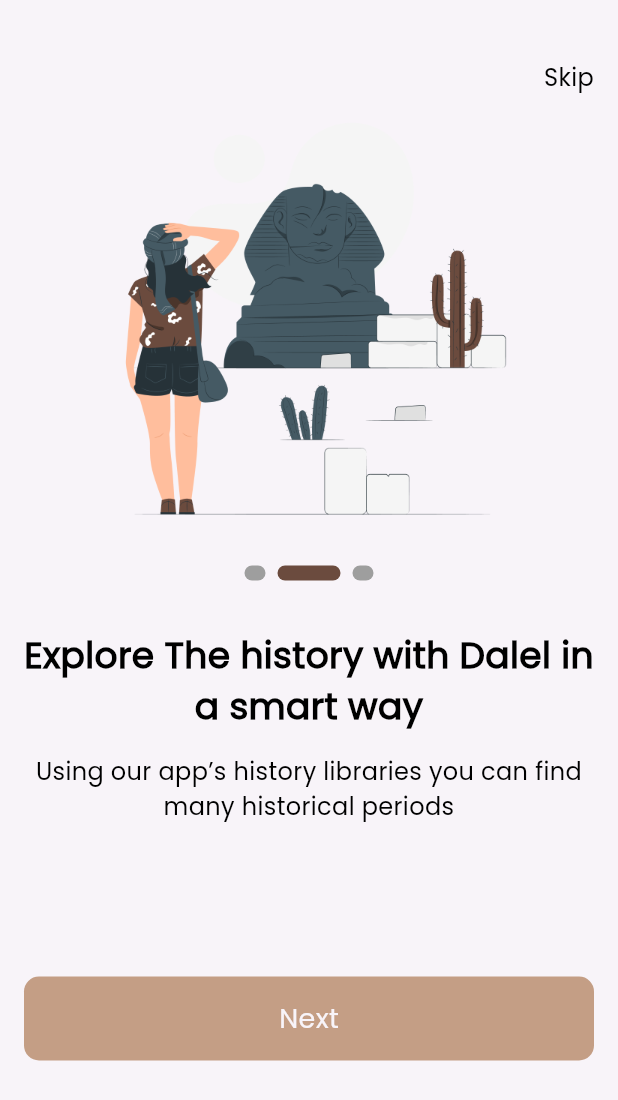
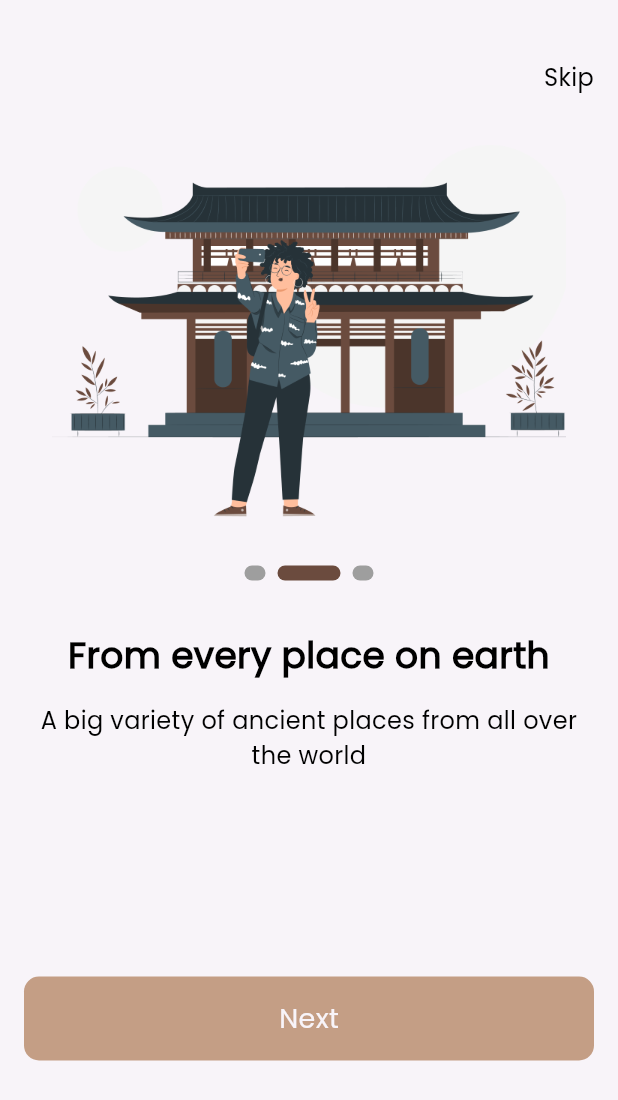
Before and after one commit to mozidan27/dalel, a Flutter app: the screen it shows after launch, swiped to page 2, on a phone screen of 412 x 824 dp. Shown: the top 1100 px of the screen. Run offline on Flutter 3.47's test engine with Material 3 defaults, Android fonts, the phone set to English and light mode, and no system bars; drawn by our look-alikes of smooth_page_indicator.

Commit message:
finish onboarding page

```diff
--- a/lib/core/routes/app_router.dart
+++ b/lib/core/routes/app_router.dart
@@ -1,3 +1,5 @@
+import 'package:dalel/features/auth/presentation/views/sign_in.dart';
+import 'package:dalel/features/auth/presentation/views/sign_up.dart';
 import 'package:dalel/features/home/presentation/views/onboarding_view.dart';
 import 'package:dalel/features/splash/presentation/views/splash_view.dart';
 import 'package:flutter/material.dart';
@@ -6,5 +8,7 @@ Map<String, WidgetBuilder> buildAppRoutes() {
   return {
     '/onboardingview': (context) => const OnboardingView(),
     '/splashview': (context) => const SplashView(),
+    '/signup': (context) => const SignUpView(),
+    '/signin': (context) => const SignInView(),
   };
 }
--- a/lib/core/widgets/custom_button.dart
+++ b/lib/core/widgets/custom_button.dart
@@ -4,8 +4,7 @@ import 'package:flutter/material.dart';
 
 // ignore: must_be_immutable
 class CustomButton extends StatelessWidget {
-  CustomButton(
-      {super.key, required this.text, this.color, required this.onTap});
+  CustomButton({super.key, required this.text, this.color, this.onTap});
   final String text;
   final Color? color;
   void Function()? onTap;
--- /dev/null
+++ b/lib/features/home/data/models/on_boarding_model.dart
@@ -0,0 +1,27 @@
+import 'package:dalel/core/utils/app_assets.dart';
+
+class OnBoardingModel {
+  final String imagePath;
+  final String title;
+  final String subtitle;
+
+  OnBoardingModel(
+      {required this.imagePath, required this.title, required this.subtitle});
+}
+
+List<OnBoardingModel> onBoardingData = [
+  OnBoardingModel(
+      imagePath: Assets.imagesOnboarding1,
+      title: 'Explore The history with Dalel in a smart way',
+      subtitle:
+          'Using our app’s history libraries you can find many historical periods'),
+  OnBoardingModel(
+      imagePath: Assets.imagesOnboarding2,
+      title: 'From every place on earth',
+      subtitle: 'A big variety of ancient places from all over the world'),
+  OnBoardingModel(
+      imagePath: Assets.imagesOnboarding3,
+      title: 'Using modern AI technology for better user experience',
+      subtitle:
+          'AI provide recommendations and helps you to continue the search journey'),
+];
--- a/lib/features/home/presentation/views/onboarding_view.dart
+++ b/lib/features/home/presentation/views/onboarding_view.dart
@@ -1,13 +1,18 @@
-import 'package:dalel/core/utils/app_colors.dart';
-import 'package:dalel/core/utils/app_strings.dart';
-import 'package:dalel/core/widgets/custom_button.dart';
 import 'package:dalel/features/home/presentation/widgets/custom_nav_bar.dart';
+import 'package:dalel/features/home/presentation/widgets/get_buttons.dart';
 import 'package:dalel/features/home/presentation/widgets/on_boarding_view_widget.dart';
 import 'package:flutter/material.dart';
 
-class OnboardingView extends StatelessWidget {
+class OnboardingView extends StatefulWidget {
   const OnboardingView({super.key});
 
+  @override
+  State<OnboardingView> createState() => _OnboardingViewState();
+}
+
+class _OnboardingViewState extends State<OnboardingView> {
+  final PageController _controller = PageController(initialPage: 0);
+  int currentIndex = 0;
   @override
   Widget build(BuildContext context) {
     return SafeArea(
@@ -23,16 +28,21 @@ class OnboardingView extends StatelessWidget {
               // skip text
               const CustomNavBar(),
               // pic
-              OnBoardingWidgetBody(),
+              OnBoardingWidgetBody(
+                controller: _controller,
+                onPageChanged: (index) {
+                  setState(
+                    () {
+                      currentIndex = index;
+                    },
+                  );
+                },
+              ),
               const SizedBox(
                 height: 88,
               ),
               //custombutton
-              CustomButton(
-                text: AppStrings.next,
-                color: AppColors.primaryColor,
-                onTap: () {},
-              ),
+              GetButtons(currentIndex: currentIndex, controller: _controller),
               const SizedBox(
                 height: 36,
               )
--- a/lib/features/home/presentation/widgets/custom_nav_bar.dart
+++ b/lib/features/home/presentation/widgets/custom_nav_bar.dart
@@ -1,3 +1,4 @@
+import 'package:dalel/core/funcations/navigation.dart';
 import 'package:dalel/core/utils/app_strings.dart';
 import 'package:dalel/core/utils/app_text_styles.dart';
 import 'package:flutter/material.dart';
@@ -11,10 +12,15 @@ class CustomNavBar extends StatelessWidget {
   Widget build(BuildContext context) {
     return Align(
       alignment: Alignment.centerRight,
-      child: Text(
-        AppStrings.skip,
-        style: CustomTextStyles.poppins300style16
-            .copyWith(fontWeight: FontWeight.w400),
+      child: GestureDetector(
+        onTap: () {
+          customReplacementNavigate(context, '/signup');
+        },
+        child: Text(
+          AppStrings.skip,
+          style: CustomTextStyles.poppins300style16
+              .copyWith(fontWeight: FontWeight.w400),
+        ),
       ),
     );
   }
--- /dev/null
+++ b/lib/features/home/presentation/widgets/get_buttons.dart
@@ -0,0 +1,47 @@
+import 'package:dalel/core/funcations/navigation.dart';
+import 'package:dalel/core/utils/app_colors.dart';
+import 'package:dalel/core/utils/app_strings.dart';
+import 'package:dalel/core/utils/app_text_styles.dart';
+import 'package:dalel/core/widgets/custom_button.dart';
+import 'package:dalel/features/home/data/models/on_boarding_model.dart';
+import 'package:flutter/material.dart';
+
+class GetButtons extends StatelessWidget {
+  const GetButtons(
+      {super.key, required this.currentIndex, required this.controller});
+  final int currentIndex;
+  final PageController controller;
+
+  @override
+  Widget build(BuildContext context) {
+    return currentIndex == onBoardingData.length - 1
+        ? Column(
+            children: [
+              CustomButton(
+                text: AppStrings.createAccount,
+                onTap: () {
+                  customReplacementNavigate(context, '/signup');
+                },
+              ),
+              const SizedBox(height: 35),
+              GestureDetector(
+                onTap: () {
+                  customReplacementNavigate(context, '/signin');
+                },
+                child: Text(AppStrings.loginNow,
+                    style: CustomTextStyles.poppins400style12
+                        .copyWith(fontSize: 16)),
+              )
+            ],
+          )
+        : CustomButton(
+            text: AppStrings.next,
+            color: AppColors.primaryColor,
+            onTap: () {
+              controller.nextPage(
+                  duration: const Duration(milliseconds: 200),
+                  curve: Curves.bounceInOut);
+            },
+          );
+  }
+}
--- a/lib/features/home/presentation/widgets/on_boarding_view_widget.dart
+++ b/lib/features/home/presentation/widgets/on_boarding_view_widget.dart
@@ -1,40 +1,43 @@
-import 'package:dalel/core/utils/app_assets.dart';
 import 'package:dalel/core/utils/app_text_styles.dart';
+import 'package:dalel/features/home/data/models/on_boarding_model.dart';
 import 'package:dalel/features/home/presentation/widgets/custom_smooth_page_indecator.dart';
 import 'package:flutter/material.dart';
 
 class OnBoardingWidgetBody extends StatelessWidget {
-  OnBoardingWidgetBody({super.key});
-  final PageController _controller = PageController();
-
+  const OnBoardingWidgetBody(
+      {super.key, required this.controller, this.onPageChanged});
+  final PageController controller;
+  final void Function(int)? onPageChanged;
   @override
   Widget build(BuildContext context) {
     return SizedBox(
       height: 500,
       child: PageView.builder(
+        onPageChanged: onPageChanged,
+        itemCount: onBoardingData.length,
         physics: const BouncingScrollPhysics(),
-        controller: _controller,
+        controller: controller,
         itemBuilder: (context, index) {
           return Column(
             children: [
               Container(
                 height: 290,
                 width: 343,
-                decoration: const BoxDecoration(
+                decoration: BoxDecoration(
                   image: DecorationImage(
-                      image: AssetImage(Assets.imagesOnboarding1),
+                      image: AssetImage(onBoardingData[index].imagePath),
                       fit: BoxFit.fill),
                 ),
               ),
               const SizedBox(
                 height: 24,
               ),
-              CustomSmoothPageIndecator(controller: _controller),
+              CustomSmoothPageIndecator(controller: controller),
               const SizedBox(
                 height: 32,
               ),
               Text(
-                'Explore The history with Dalel in a smart way',
+                onBoardingData[index].title,
                 style: CustomTextStyles.poppins500style24
                     .copyWith(fontWeight: FontWeight.bold),
                 textAlign: TextAlign.center,
@@ -44,8 +47,8 @@ class OnBoardingWidgetBody extends StatelessWidget {
               const SizedBox(
                 height: 16,
               ),
-              const Text(
-                'Using our app’s history libraries you can find many historical periods ',
+              Text(
+                onBoardingData[index].subtitle,
                 style: CustomTextStyles.poppins300style16,
                 textAlign: TextAlign.center,
                 maxLines: 2,
```
Also changed, not shown: lib/features/auth/presentation/views/sign_in.dart (added, +10 -0 lines), lib/features/auth/presentation/views/sign_up.dart (added, +10 -0 lines).
